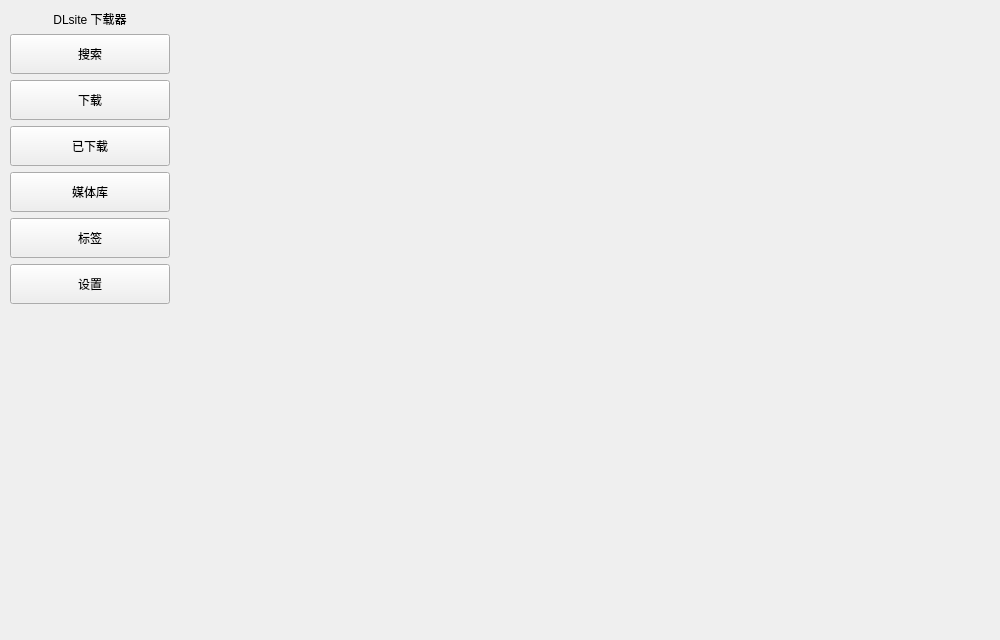
Above: src/QTui/ui_file/index.ui from henntaidesu/DLsite_Anime-sharing_download before the change. Below: the same form after it.
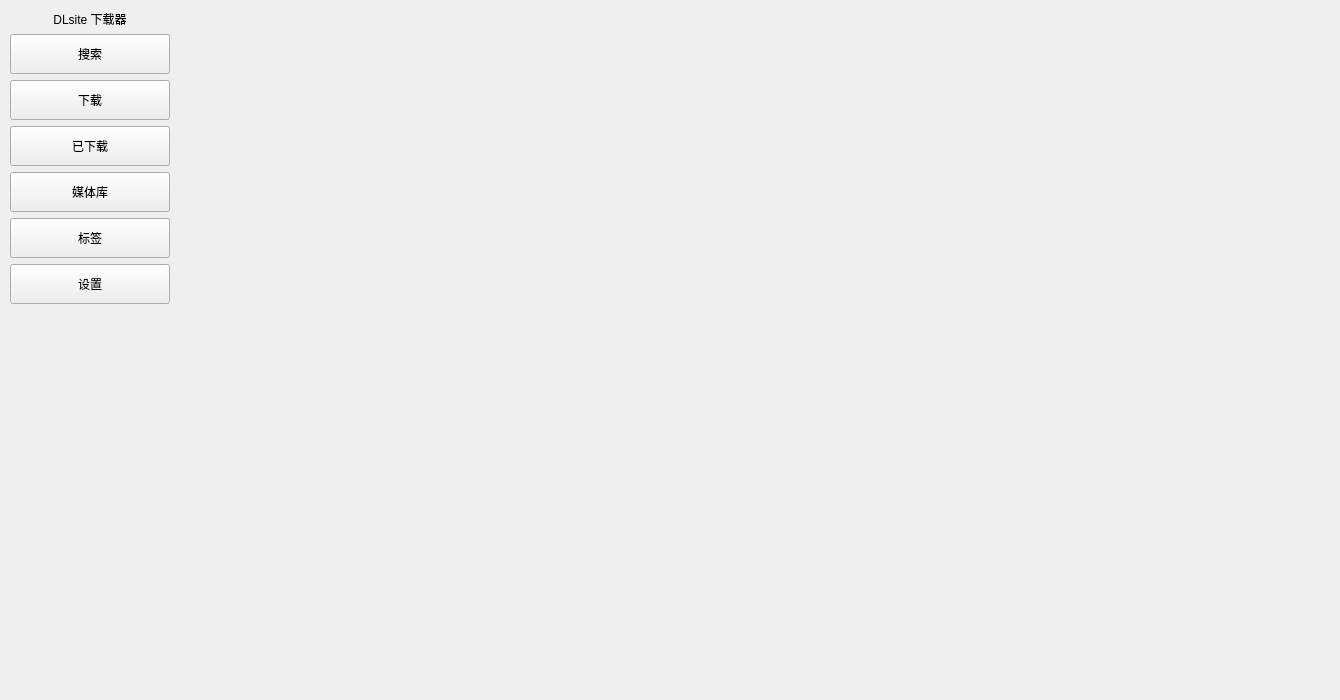
That is the form after the change.

```diff
--- a/src/QTui/ui_file/index.ui
+++ b/src/QTui/ui_file/index.ui
@@ -6,8 +6,8 @@
    <rect>
     <x>0</x>
     <y>0</y>
-    <width>1000</width>
-    <height>640</height>
+    <width>1340</width>
+    <height>700</height>
    </rect>
   </property>
   <property name="windowTitle">
```
